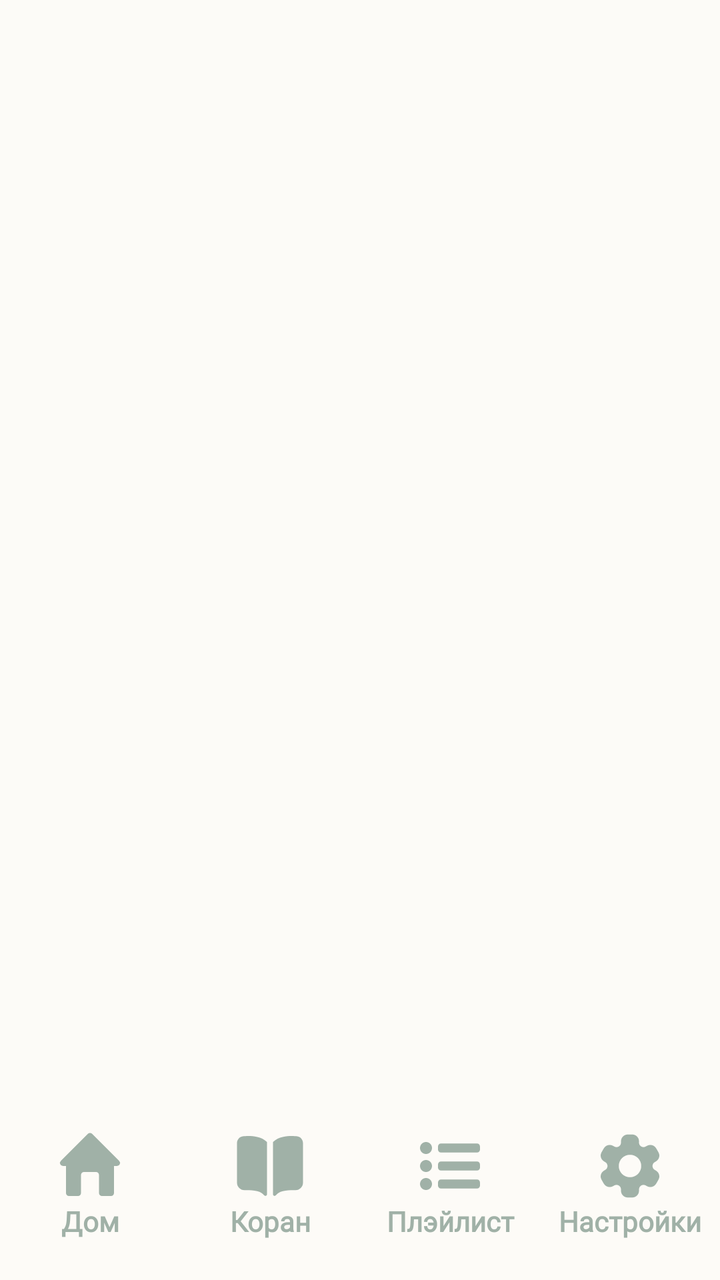
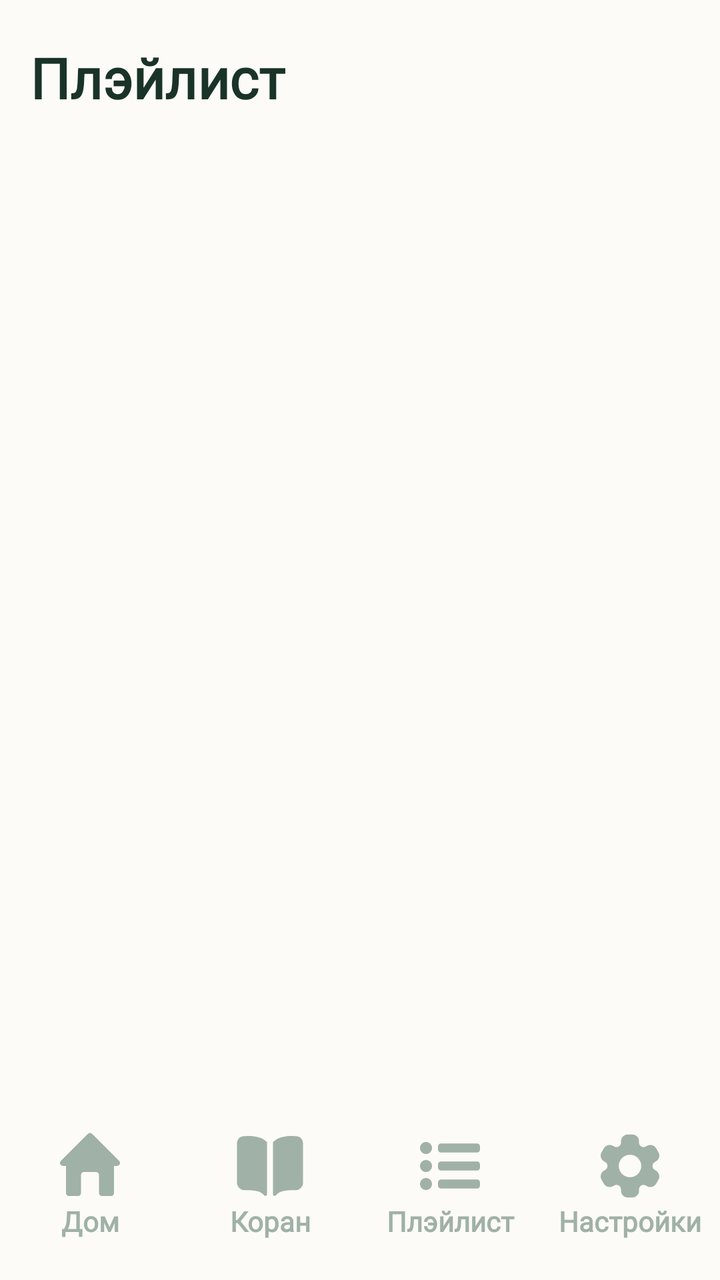

Compare the two renders of this Android layout. The source of the first and the diff that turns it into the second are given below.
<!-- AndroidManifest.xml: application theme Theme.YchiCoran -->
<!-- res/layout/activity_playlist.xml -->
<?xml version="1.0" encoding="utf-8"?>
<androidx.constraintlayout.widget.ConstraintLayout xmlns:android="http://schemas.android.com/apk/res/android"
    xmlns:app="http://schemas.android.com/apk/res-auto"
    xmlns:tools="http://schemas.android.com/tools"
    android:id="@+id/main"
    android:layout_width="match_parent"
    android:layout_height="match_parent"
    tools:context=".PlaylistActivity">
    <include layout="@layout/down_navbar" />
</androidx.constraintlayout.widget.ConstraintLayout>
<!-- res/layout/down_navbar.xml (included above) -->
<?xml version="1.0" encoding="utf-8"?>
<LinearLayout xmlns:android="http://schemas.android.com/apk/res/android"
    xmlns:app="http://schemas.android.com/apk/res-auto"
    android:id="@+id/down_menu"
    android:layout_width="match_parent"
    android:background="@color/background_nav_bar"
    android:layout_height="wrap_content"
    android:baselineAligned="false"
    android:orientation="horizontal"
    android:paddingBottom="20dp"
    android:paddingTop="5dp"
    app:layout_constraintBottom_toBottomOf="parent"
    app:layout_constraintEnd_toEndOf="parent"
    app:layout_constraintHorizontal_bias="0.55"
    app:layout_constraintStart_toStartOf="parent">
    <LinearLayout
        android:id="@+id/menu_home"
        style="@style/block_nav_bar">
        <ImageView
            android:id="@+id/img_menu_home"
            style="@style/img_nav_bar"
            app:srcCompat="@drawable/ic_menu_home" />
        <TextView
            android:id="@+id/text_menu_home"
            style="@style/text_nav_bar"
            android:text="@string/down_menu_home" />
    </LinearLayout>
    <LinearLayout
        android:id="@+id/menu_quran"
        style="@style/block_nav_bar">
        <ImageView
            android:id="@+id/img_menu_quran"
            style="@style/img_nav_bar"
            app:srcCompat="@drawable/ic_menu_quran" />
        <TextView
            android:id="@+id/text_menu_quran"
            style="@style/text_nav_bar"
            android:text="@string/down_menu_quran" />
    </LinearLayout>
    <LinearLayout
        android:id="@+id/menu_play_list"
        style="@style/block_nav_bar">
        <ImageView
            android:id="@+id/img_menu_play_list"
            style="@style/img_nav_bar"
            app:srcCompat="@drawable/ic_menu_play_list" />
        <TextView
            android:id="@+id/text_menu_play_list"
            style="@style/text_nav_bar"
            android:text="@string/down_menu_play_list" />
    </LinearLayout>
    <LinearLayout
        android:id="@+id/menu_settings"
        style="@style/block_nav_bar">

        <ImageView
            android:id="@+id/img_menu_settings"
            style="@style/img_nav_bar"
            app:srcCompat="@drawable/ic_menu_settings" />

        <TextView
            android:id="@+id/text_menu_settings"
            style="@style/text_nav_bar"
            android:text="@string/down_menu_settings" />
    </LinearLayout>
</LinearLayout>
<!-- resources referenced by this layout -->
<resources>
  <color name="background_nav_bar">#FDFBF7</color>
  <!-- drawable ic_menu_home (drawable) -->
  ﻿<vector xmlns:android="http://schemas.android.com/apk/res/android" android:autoMirrored="true" android:height="800dp" android:viewportHeight="24" android:viewportWidth="24" android:width="800dp">
        
      <path android:fillColor="@color/down_nav_item_color" android:pathData="M21.71,10.29l-9,-9a1,1 0,0 0,-1.42 0l-9,9a1,1 0,0 0,-0.21 1.09A1,1 0,0 0,3 12H4v9a1,1 0,0 0,1 1H8a1,1 0,0 0,1 -1V15a1,1 0,0 1,1 -1h4a1,1 0,0 1,1 1v6a1,1 0,0 0,1 1h3a1,1 0,0 0,1 -1V12h1a1,1 0,0 0,0.92 -0.62A1,1 0,0 0,21.71 10.29Z"/>
      
  </vector>
  <!-- drawable ic_menu_quran (drawable) -->
  ﻿<vector xmlns:android="http://schemas.android.com/apk/res/android" android:autoMirrored="true" android:height="800dp" android:viewportHeight="24" android:viewportWidth="24" android:width="800dp">
        
      <path android:fillColor="@color/down_nav_item_color" android:pathData="M10.063,21.792C10.389,22.148 11,21.953 11,21.47V4C10,3 8.913,2.572 7.784,2.322C5.783,1.881 4.002,1.977 2.913,2.119C1.705,2.276 1,3.349 1,4.406V17.566C1,18.99 2.188,20.111 3.568,20.066C4.71,20.028 6.295,20.069 7.731,20.416C8.826,20.68 9.522,21.201 10.063,21.792Z"/>
        
      <path android:fillColor="@color/down_nav_item_color" android:pathData="M13.937,21.792C13.611,22.148 13,21.953 13,21.47V4C14,3 15.087,2.572 16.216,2.322C18.217,1.881 19.998,1.977 21.087,2.119C22.295,2.276 23,3.349 23,4.406V17.566C23,18.99 21.812,20.111 20.432,20.066C19.29,20.028 17.705,20.069 16.269,20.416C15.174,20.68 14.478,21.201 13.937,21.792Z"/>
      
  </vector>
  <string name="down_menu_home">Дом</string>
  <string name="down_menu_play_list">Плэйлист</string>
  <string name="down_menu_quran">Коран</string>
  <string name="down_menu_settings">Настройки</string>
  <style name="block_nav_bar">
          <item name="android:layout_width">0dp</item>
          <item name="android:layout_weight">1</item>
          <item name="android:layout_height">match_parent</item>
          <item name="android:clickable">true</item>
          <item name="android:orientation">vertical</item>
      </style>
  <style name="img_nav_bar">
          <item name="android:layout_width">36dp</item>
          <item name="android:layout_height">36dp</item>
          <item name="android:layout_gravity">center</item>
      </style>
  <style name="text_nav_bar">
          <item name="android:textAlignment">center</item>
          <item name="android:fontFamily">@font/inter</item>
          <item name="android:textColor">@color/down_nav_item_color</item>
          <item name="android:textStyle">bold</item>
          <item name="android:layout_width">match_parent</item>
          <item name="android:layout_height">wrap_content</item>
      </style>
  <style name="Theme.YchiCoran" parent="Base.Theme.YchiCoran" />
  <color name="down_nav_item_color">#A0B1A7</color>
  <style name="Base.Theme.YchiCoran" parent="Theme.Material3.DayNight.NoActionBar">
          
          <item name="android:windowBackground">@color/background_layout</item>
          <item name="android:statusBarColor">@color/background_layout</item>
          <item name="android:navigationBarColor">@color/background_nav_bar</item>
          <item name="android:colorBackground">@color/background_layout</item>
  
          <item name="android:textColorPrimary">@color/h1_text_color</item>
          <item name="android:textColorSecondary">@color/h2_text_color</item>
          <item name="android:textColorTertiary">@color/standart_txt</item>
          <item name="android:textColorHint">@color/standart_txt</item>
  
          <item name="android:colorControlHighlight">@color/background_activ_element</item>
          <item name="android:colorControlActivated">@color/background_activ_element</item>
      </style>
  <color name="background_layout">#FCFBF7</color>
  <color name="h1_text_color">#1A3329</color>
  <color name="h2_text_color">#C19B2E</color>
  <color name="standart_txt">#70877A</color>
  <color name="background_activ_element">#C19B2E</color>
  <!-- unchanged entries left out for length: 2 -->
</resources>

<!-- the commit's change to res/layout/activity_playlist.xml (unified diff, before → after) -->
@@ -6,6 +6,20 @@
     android:layout_width="match_parent"
     android:layout_height="match_parent"
     tools:context=".PlaylistActivity">
+    <TextView
+        android:id="@+id/title_settings"
+        android:layout_width="wrap_content"
+        android:layout_height="wrap_content"
+        android:layout_marginStart="15dp"
+        android:layout_marginTop="20dp"
+        android:fontFamily="@font/merriweather_bold"
+        android:text="@string/down_menu_play_list"
+        android:textColor="@color/h1_text_color"
+        android:textSize="28dp"
+        android:textStyle="bold"
+        app:layout_constraintStart_toStartOf="parent"
+        app:layout_constraintTop_toTopOf="parent" />
+
     <include layout="@layout/down_navbar" />
 </androidx.constraintlayout.widget.ConstraintLayout>
 <!-- res/layout/down_navbar.xml (included above) -->
